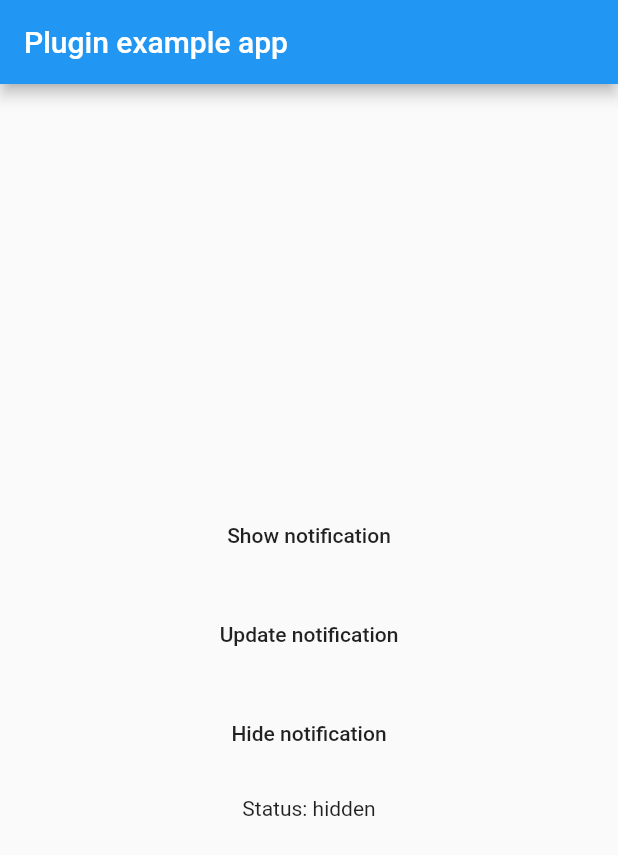
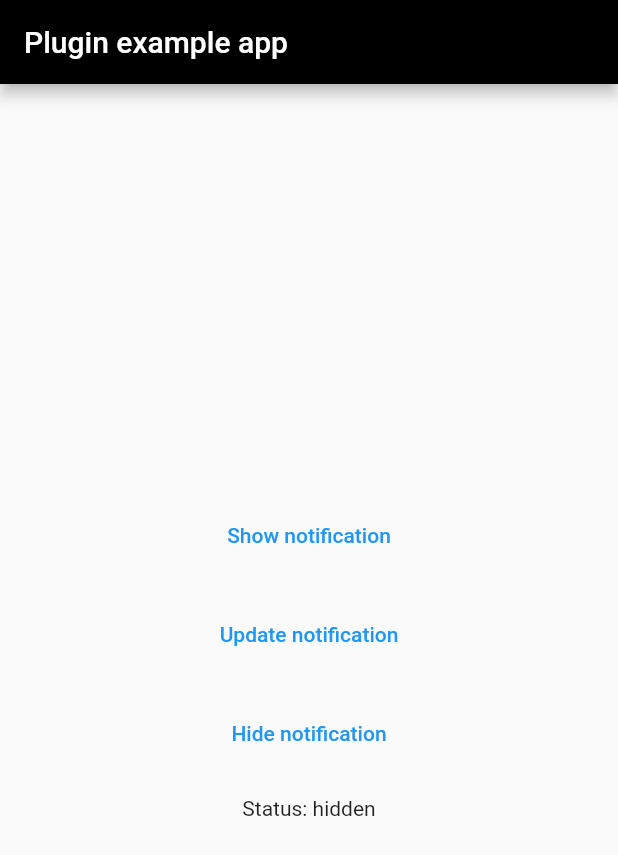
Before and after one commit to jgwng/time_tracker, a Flutter app: the screen it shows after launch, after a tap on "Show notification", after a tap on "Update notification", after a tap on "Hide notification", on a phone screen of 412 x 824 dp. Shown: the top 855 px of the screen. Run offline on Flutter 3.47's test engine with Material 2 defaults, Android fonts, the phone set to English and light mode, and no system bars; our stand-ins replace lottie.

Commit message:
06/02 commit

```diff
--- a/lib/main.dart
+++ b/lib/main.dart
@@ -1,75 +1,22 @@
 import 'package:flutter/material.dart';
-import 'package:flutter_media_notification/flutter_media_notification.dart';
-
+import 'package:timetracker/ui/views/splash/splash_page.dart';
 void main() => runApp(new MyApp());
 
-class MyApp extends StatefulWidget {
-  @override
-  _MyAppState createState() => new _MyAppState();
-}
-
-class _MyAppState extends State<MyApp> {
-  String status = 'hidden';
-
-  @override
-  void initState() {
-    super.initState();
-
-    MediaNotification.setListener('pause', () {
-      setState(() => status = 'pause');
-    });
-
-    MediaNotification.setListener('play', () {
-      setState(() => status = 'play');
-    });
-
-    MediaNotification.setListener('next', () {});
-
-    MediaNotification.setListener('prev', () {});
-
-    MediaNotification.setListener('select', () {});
-  }
-
+class MyApp extends StatelessWidget {
+  // This widget is the root of your application.
   @override
   Widget build(BuildContext context) {
-    return new MaterialApp(
-      home: new Scaffold(
-        appBar: new AppBar(
-          title: const Text('Plugin example app'),
-        ),
-        body: new Center(
-            child: Container(
-              height: 250.0,
-              child: Column(
-                mainAxisAlignment: MainAxisAlignment.spaceEvenly,
-                children: <Widget>[
-                  FlatButton(
-                      child: Text('Show notification'),
-                      onPressed: () {
-                        MediaNotification.showNotification(
-                            title: 'aaaa', author: 'Author');
-                        setState(() => status = 'play');
-                      }),
-                  FlatButton(
-                      child: Text('Update notification'),
-                      onPressed: () {
-                        MediaNotification.showNotification(
-                            title: 'New Title',
-                            author: 'New Song author',
-                            isPlaying: false);
-                        setState(() => status = 'pause');
-                      }),
-                  FlatButton(
-                      child: Text('Hide notification'),
-                      onPressed: () {
-                        MediaNotification.hideNotification();
-                        setState(() => status = 'hidden');
-                      }),
-                  Text('Status: ' + status)
-                ],
-              ),
-            )),
+    return MaterialApp(
+      title: 'Flutter Demo',
+      theme: ThemeData(
+        primaryColor: Colors.black,
+        // primarySwatch: Colors.purple,
+        accentColor: Colors.deepOrange,
+
+
       ),
+
+      home: SplashScreen(),
     );
   }
 }
--- /dev/null
+++ b/lib/service/notification/flutter_media_notification.dart
@@ -0,0 +1,57 @@
+import 'dart:async';
+
+import 'package:flutter/services.dart';
+
+/// [MediaNotification] is a class with methods to show and hide
+/// your media notification
+class MediaNotification {
+  /// [_channel] is used to writing custom platform-specific code.
+  /// The client and host sides of a channel are connected through
+  /// a channel name passed in the channel constructor.
+  /// [_listeners] is used to listen methodCall from notification.
+  static const MethodChannel _channel =
+  const MethodChannel('flutter_media_notification');
+  static Map<String, Function> _listeners = new Map();
+
+  /// [_utilsHandler] called by [setListener] to add all events
+  /// to platform side for an action.
+  static Future<dynamic> _utilsHandler(MethodCall methodCall) async {
+    _listeners.forEach((event, callback) {
+      if (methodCall.method == event) {
+        callback();
+      }
+    });
+  }
+
+  /// To show your media notification you have to pass [title] and
+  /// [author] of music. If music is pausing you have to set
+  /// [isPlaying] false.
+  static Future showNotification(
+      {title = '', author = '', isPlaying = true}) async {
+    try {
+      final Map<String, dynamic> params = <String, dynamic>{
+        'title': title,
+        'author': author,
+        'isPlaying': isPlaying
+      };
+      await _channel.invokeMethod('showNotification', params);
+      _channel.setMethodCallHandler(_utilsHandler);
+    } on PlatformException catch (e) {
+      print("Failed to show notification: '${e.message}'.");
+    }
+  }
+
+  /// If you want to hide media notification call this method.
+  static Future hideNotification() async {
+    try {
+      await _channel.invokeMethod('hideNotification');
+    } on PlatformException catch (e) {
+      print("Failed to hide notification: '${e.message}'.");
+    }
+  }
+
+  /// Set listener for all action we need to listen of notification.
+  static setListener(String event, Function callback) {
+    _listeners.addAll({event: callback});
+  }
+}
--- /dev/null
+++ b/lib/ui/home/home_page.dart
@@ -0,0 +1,72 @@
+import 'package:flutter/material.dart';
+import 'package:flutter/widgets.dart';
+import 'package:timetracker/service/notification/flutter_media_notification.dart';
+
+class HomePage extends StatefulWidget {
+  @override
+  _HomePageState createState() => new _HomePageState();
+}
+
+class _HomePageState extends State<HomePage> {
+  String status = 'hidden';
+
+  @override
+  void initState() {
+    super.initState();
+
+    MediaNotification.setListener('pause', () {
+      setState(() => status = 'pause');
+    });
+
+    MediaNotification.setListener('play', () {
+      setState(() => status = 'play');
+    });
+
+    MediaNotification.setListener('next', () {});
+
+    MediaNotification.setListener('prev', () {});
+
+    MediaNotification.setListener('select', () {});
+  }
+
+  @override
+  Widget build(BuildContext context) {
+    return Scaffold(
+        appBar: new AppBar(
+          title: const Text('Plugin example app'),
+        ),
+        body: new Center(
+            child: Container(
+              height: 250.0,
+              child: Column(
+                mainAxisAlignment: MainAxisAlignment.spaceEvenly,
+                children: <Widget>[
+                  TextButton(
+                      child: Text('Show notification'),
+                      onPressed: () {
+                        MediaNotification.showNotification(
+                            title: 'aaaa', author: 'Author');
+                        setState(() => status = 'play');
+                      }),
+                  TextButton(
+                      child: Text('Update notification'),
+                      onPressed: () {
+                        MediaNotification.showNotification(
+                            title: 'New Title',
+                            author: 'New Song author',
+                            isPlaying: false);
+                        setState(() => status = 'pause');
+                      }),
+                  TextButton(
+                      child: Text('Hide notification'),
+                      onPressed: () {
+                        MediaNotification.hideNotification();
+                        setState(() => status = 'hidden');
+                      }),
+                  Text('Status: ' + status)
+                ],
+              ),
+            )),
+      );
+  }
+}
--- /dev/null
+++ b/lib/ui/views/splash/splash_page.dart
@@ -0,0 +1,35 @@
+import 'package:flutter/material.dart';
+import 'package:flutter/widgets.dart';
+import 'package:lottie/lottie.dart';
+import 'package:timetracker/ui/home/home_page.dart';
+
+class SplashScreen extends StatefulWidget{
+  @override
+  _SplashScreenState createState() => _SplashScreenState();
+}
+
+class _SplashScreenState extends State<SplashScreen>{
+
+  @override
+  void initState(){
+    super.initState();
+    Future.delayed(Duration(milliseconds: 3500), () async{
+      // 5s over, navigate to a new page
+      if(mounted)
+        Navigator.pushReplacement(context, MaterialPageRoute(builder: (_) => HomePage()));
+    });
+
+  }
+
+
+
+  @override
+  Widget build(BuildContext context) {
+    return Scaffold(
+      body : Center(
+        child: Lottie.asset('assets/animations/clock_animation.json')
+      )
+    );
+  }
+
+}
```
Also changed, not shown: assets/animations/clock_animation.json (added, +1 -0 lines), pubspec.yaml (+19 -1 lines), fonts/SpoqaHanSansNeo/SpoqaHanSansNeoBold.otf (added), fonts/SpoqaHanSansNeo/SpoqaHanSansNeoMedium.otf (added), fonts/SpoqaHanSansNeo/SpoqaHanSansNeoRegular.otf (added), lib/service/service_locator.dart (added), lib/ui/views/aaa.dart (added), pubspec.lock.
